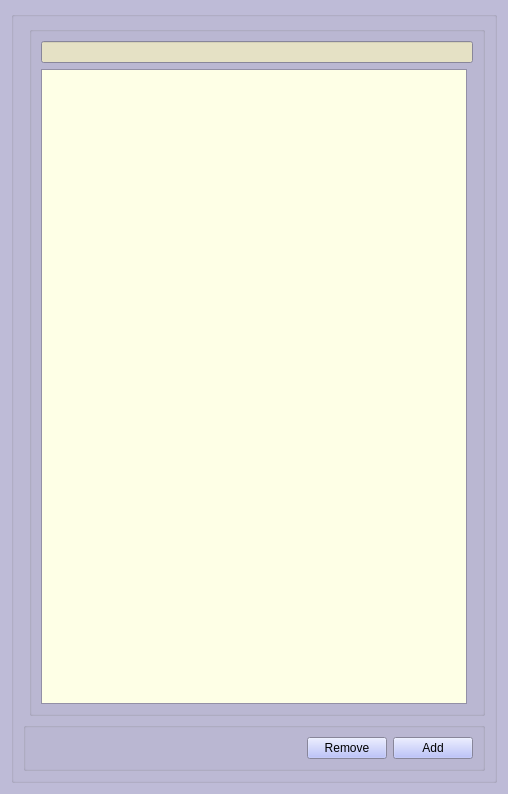
antolu/LHCbDIRAC, file LHCbDIRAC/BookkeepingSystem/Gui/Widget/Bookmarks.ui: the form before one commit.
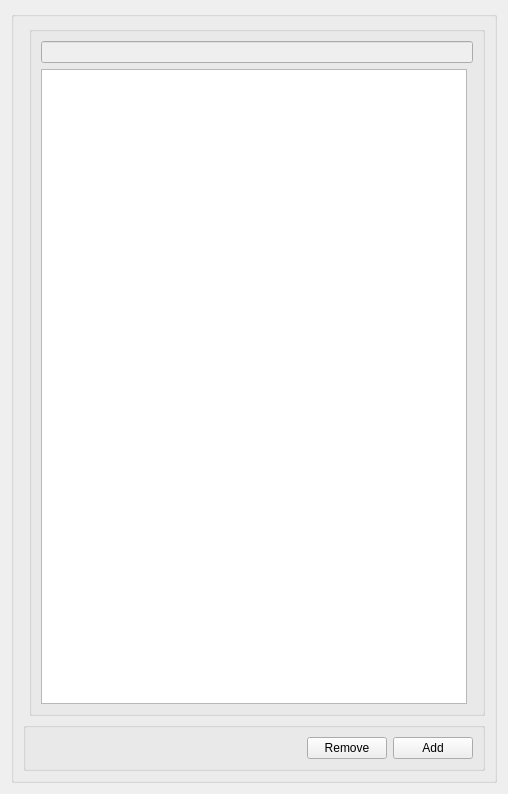
The form after the commit.

Commit message: I changed back the original color!

The edit to the form file:
```diff
--- a/LHCbDIRAC/BookkeepingSystem/Gui/Widget/Bookmarks.ui
+++ b/LHCbDIRAC/BookkeepingSystem/Gui/Widget/Bookmarks.ui
@@ -10,168 +10,13 @@
     <height>794</height>
    </rect>
   </property>
-  <property name="palette">
-   <palette>
-    <active>
-     <colorrole role="Button">
-      <brush brushstyle="SolidPattern">
-       <color alpha="255">
-        <red>170</red>
-        <green>178</green>
-        <blue>249</blue>
-       </color>
-      </brush>
-     </colorrole>
-     <colorrole role="Base">
-      <brush brushstyle="SolidPattern">
-       <color alpha="255">
-        <red>255</red>
-        <green>255</green>
-        <blue>255</blue>
-       </color>
-      </brush>
-     </colorrole>
-     <colorrole role="Window">
-      <brush brushstyle="SolidPattern">
-       <color alpha="255">
-        <red>190</red>
-        <green>187</green>
-        <blue>215</blue>
-       </color>
-      </brush>
-     </colorrole>
-     <colorrole role="ToolTipBase">
-      <brush brushstyle="SolidPattern">
-       <color alpha="255">
-        <red>255</red>
-        <green>255</green>
-        <blue>255</blue>
-       </color>
-      </brush>
-     </colorrole>
-    </active>
-    <inactive>
-     <colorrole role="Button">
-      <brush brushstyle="SolidPattern">
-       <color alpha="255">
-        <red>170</red>
-        <green>178</green>
-        <blue>249</blue>
-       </color>
-      </brush>
-     </colorrole>
-     <colorrole role="Base">
-      <brush brushstyle="SolidPattern">
-       <color alpha="255">
-        <red>255</red>
-        <green>255</green>
-        <blue>255</blue>
-       </color>
-      </brush>
-     </colorrole>
-     <colorrole role="Window">
-      <brush brushstyle="SolidPattern">
-       <color alpha="255">
-        <red>190</red>
-        <green>187</green>
-        <blue>215</blue>
-       </color>
-      </brush>
-     </colorrole>
-     <colorrole role="ToolTipBase">
-      <brush brushstyle="SolidPattern">
-       <color alpha="255">
-        <red>255</red>
-        <green>255</green>
-        <blue>255</blue>
-       </color>
-      </brush>
-     </colorrole>
-    </inactive>
-    <disabled>
-     <colorrole role="Button">
-      <brush brushstyle="SolidPattern">
-       <color alpha="255">
-        <red>170</red>
-        <green>178</green>
-        <blue>249</blue>
-       </color>
-      </brush>
-     </colorrole>
-     <colorrole role="Base">
-      <brush brushstyle="SolidPattern">
-       <color alpha="255">
-        <red>190</red>
-        <green>187</green>
-        <blue>215</blue>
-       </color>
-      </brush>
-     </colorrole>
-     <colorrole role="Window">
-      <brush brushstyle="SolidPattern">
-       <color alpha="255">
-        <red>190</red>
-        <green>187</green>
-        <blue>215</blue>
-       </color>
-      </brush>
-     </colorrole>
-     <colorrole role="ToolTipBase">
-      <brush brushstyle="SolidPattern">
-       <color alpha="255">
-        <red>255</red>
-        <green>255</green>
-        <blue>255</blue>
-       </color>
-      </brush>
-     </colorrole>
-    </disabled>
-   </palette>
-  </property>
-  <property name="windowTitle">
+  <property name="windowTitle" >
    <string>Form</string>
   </property>
-  <layout class="QGridLayout" name="gridLayout_4">
-   <item row="0" column="0">
-    <widget class="QGroupBox" name="groupBox_3">
-     <property name="palette">
-      <palette>
-       <active>
-        <colorrole role="Base">
-         <brush brushstyle="SolidPattern">
-          <color alpha="255">
-           <red>254</red>
-           <green>255</green>
-           <blue>230</blue>
-          </color>
-         </brush>
-        </colorrole>
-       </active>
-       <inactive>
-        <colorrole role="Base">
-         <brush brushstyle="SolidPattern">
-          <color alpha="255">
-           <red>254</red>
-           <green>255</green>
-           <blue>230</blue>
-          </color>
-         </brush>
-        </colorrole>
-       </inactive>
-       <disabled>
-        <colorrole role="Base">
-         <brush brushstyle="SolidPattern">
-          <color alpha="255">
-           <red>229</red>
-           <green>225</green>
-           <blue>197</blue>
-          </color>
-         </brush>
-        </colorrole>
-       </disabled>
-      </palette>
-     </property>
-     <property name="title">
+  <layout class="QGridLayout" name="gridLayout_4" >
+   <item row="0" column="0" >
+    <widget class="QGroupBox" name="groupBox_3" >
+     <property name="title" >
       <string/>
      </property>
      <layout class="QGridLayout" name="gridLayout_3">
```
Left out of the diff: 55 changed lines with no effect on the pictures. The commit also changes 22 other files.
